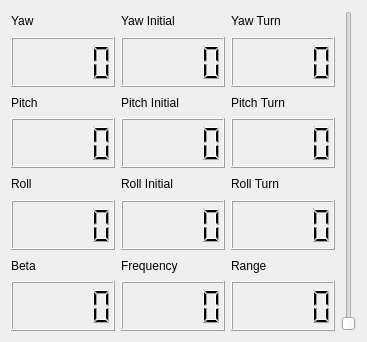
Old version of the form datawidget.ui in the repository chavesjm/CrockettTrainingMonitor.
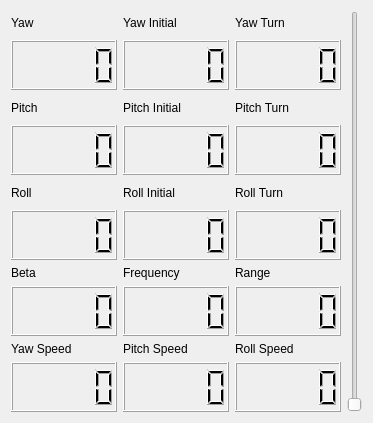
New version of the form.

```diff
--- a/datawidget.ui
+++ b/datawidget.ui
@@ -6,8 +6,8 @@
    <rect>
     <x>0</x>
     <y>0</y>
-    <width>367</width>
-    <height>342</height>
+    <width>373</width>
+    <height>423</height>
    </rect>
   </property>
   <property name="windowTitle">
@@ -102,6 +102,27 @@
              </property>
             </widget>
            </item>
+           <item>
+            <layout class="QVBoxLayout" name="verticalLayout_17">
+             <item>
+              <widget class="QLabel" name="label_14">
+               <property name="text">
+                <string>Yaw Speed</string>
+               </property>
+              </widget>
+             </item>
+             <item>
+              <widget class="QLCDNumber" name="LCD_Yaw_Speed">
+               <property name="minimumSize">
+                <size>
+                 <width>100</width>
+                 <height>50</height>
+                </size>
+               </property>
+              </widget>
+             </item>
+            </layout>
+           </item>
           </layout>
          </item>
         </layout>
@@ -190,6 +211,27 @@
              </property>
             </widget>
            </item>
+           <item>
+            <layout class="QVBoxLayout" name="verticalLayout_18">
+             <item>
+              <widget class="QLabel" name="label_15">
+               <property name="text">
+                <string>Pitch Speed</string>
+               </property>
+              </widget>
+             </item>
+             <item>
+              <widget class="QLCDNumber" name="LCD_Pitch_Speed">
+               <property name="minimumSize">
+                <size>
+                 <width>100</width>
+                 <height>50</height>
+                </size>
+               </property>
+              </widget>
+             </item>
+            </layout>
+           </item>
           </layout>
          </item>
         </layout>
@@ -278,6 +320,27 @@
              </property>
             </widget>
            </item>
+           <item>
+            <layout class="QVBoxLayout" name="verticalLayout_19">
+             <item>
+              <widget class="QLabel" name="label_16">
+               <property name="text">
+                <string>Roll Speed</string>
+               </property>
+              </widget>
+             </item>
+             <item>
+              <widget class="QLCDNumber" name="LCD_Roll_Speed">
+               <property name="minimumSize">
+                <size>
+                 <width>100</width>
+                 <height>50</height>
+                </size>
+               </property>
+              </widget>
+             </item>
+            </layout>
+           </item>
           </layout>
          </item>
         </layout>
```
